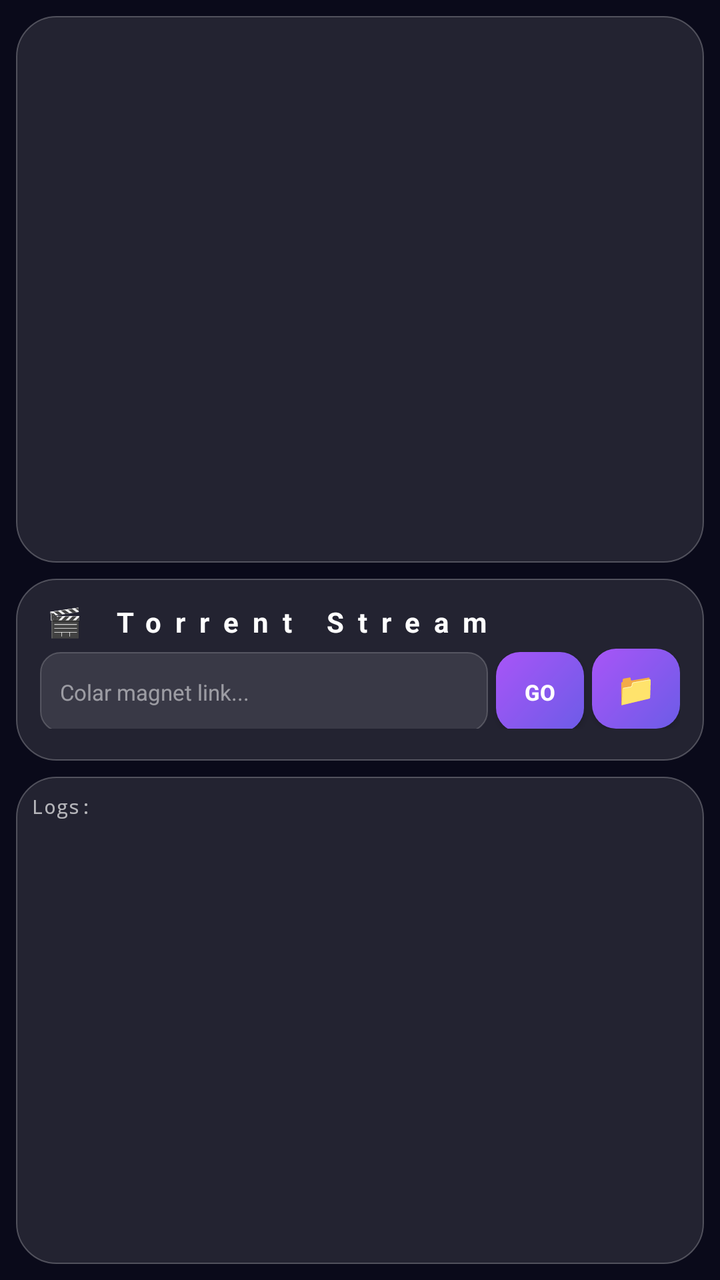
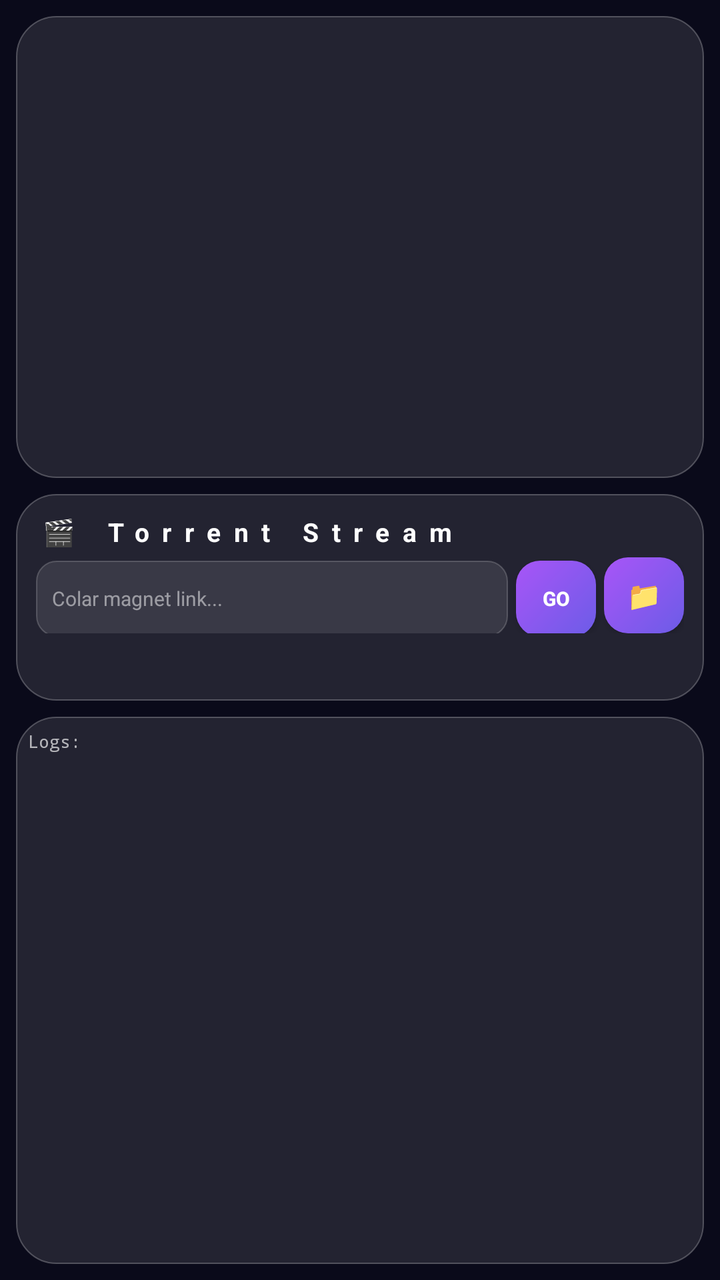

Before-and-after screenshots of an Android layout around one commit, followed by the original layout XML and the change that was made.
<!-- AndroidManifest.xml: application theme AppTheme -->
<!-- res/layout/activity_main.xml -->
<?xml version="1.0" encoding="utf-8"?>
<LinearLayout xmlns:android="http://schemas.android.com/apk/res/android"
    android:layout_width="match_parent"
    android:layout_height="match_parent"
    android:orientation="vertical"
    android:background="#0a0a1a"
    android:padding="8dp">
    
    
    <FrameLayout
        android:layout_width="match_parent"
        android:layout_height="0dp"
        android:layout_weight="45"
        android:layout_marginBottom="8dp"
        android:background="@drawable/glass_bg"
        android:elevation="8dp">
        
        <SurfaceView
            android:id="@+id/video_surface"
            android:layout_width="match_parent"
            android:layout_height="match_parent"
            android:visibility="gone" />
        
        <ProgressBar
            android:id="@+id/spinner_bar"
            android:layout_width="32dp"
            android:layout_height="32dp"
            android:layout_gravity="center"
            android:indeterminateTint="#6c5ce7"
            android:visibility="gone" />
    </FrameLayout>
    
    
    <LinearLayout
        android:layout_width="match_parent"
        android:layout_height="0dp"
        android:layout_weight="15"
        android:orientation="vertical"
        android:background="@drawable/glass_bg"
        android:padding="12dp"
        android:layout_marginBottom="8dp"
        android:elevation="8dp">
        
        <TextView
            android:id="@+id/status_text"
            android:layout_width="match_parent"
            android:layout_height="wrap_content"
            android:text="🎬 Torrent Stream"
            android:textColor="#FFFFFF"
            android:textSize="14sp"
            android:textStyle="bold"
            android:letterSpacing="0.5"
            android:layout_marginBottom="4dp" />
        
        <ProgressBar
            android:id="@+id/buffer_bar"
            style="?android:attr/progressBarStyleHorizontal"
            android:layout_width="match_parent"
            android:layout_height="2dp"
            android:progressTint="#6c5ce7"
            android:progressBackgroundTint="#33FFFFFF"
            android:visibility="gone"
            android:layout_marginBottom="8dp" />
        
        <LinearLayout
            android:layout_width="match_parent"
            android:layout_height="wrap_content"
            android:orientation="horizontal">
            
            <EditText
                android:id="@+id/magnet_input"
                android:layout_width="0dp"
                android:layout_height="40dp"
                android:layout_weight="1"
                android:background="@drawable/input_bg"
                android:hint="Colar magnet link..."
                android:textColorHint="#80FFFFFF"
                android:inputType="textMultiLine"
                android:padding="10dp"
                android:textColor="#FFFFFF"
                android:textSize="11sp" />
            
            <Button
                android:id="@+id/btn_play"
                android:layout_width="44dp"
                android:layout_height="40dp"
                android:layout_marginStart="4dp"
                android:background="@drawable/btn_primary"
                android:text="GO"
                android:textColor="#fff"
                android:textStyle="bold"
                android:textSize="11sp"
                android:elevation="4dp" />
            
            <Button
                android:id="@+id/btn_torrent"
                android:layout_width="44dp"
                android:layout_height="40dp"
                android:layout_marginStart="4dp"
                android:background="@drawable/btn_primary"
                android:text="📁"
                android:textColor="#fff"
                android:textSize="16sp"
                android:elevation="4dp" />
        </LinearLayout>
        
        <LinearLayout
            android:layout_width="match_parent"
            android:layout_height="wrap_content"
            android:orientation="horizontal"
            android:layout_marginTop="8dp">
            
            <Button
                android:id="@+id/btn_watch"
                android:layout_width="0dp"
                android:layout_height="38dp"
                android:layout_weight="1"
                android:background="@drawable/btn_success"
                android:text="▶ ASSISTIR"
                android:textColor="#fff"
                android:textStyle="bold"
                android:textSize="12sp"
                android:visibility="gone"
                android:elevation="4dp" />
            
            <Button
                android:id="@+id/btn_stop"
                android:layout_width="0dp"
                android:layout_height="38dp"
                android:layout_weight="1"
                android:layout_marginStart="6dp"
                android:background="@drawable/btn_danger"
                android:text="⏹ PARAR"
                android:textColor="#fff"
                android:textStyle="bold"
                android:textSize="12sp"
                android:visibility="gone"
                android:elevation="4dp" />
        </LinearLayout>
    </LinearLayout>
    
    
    <ScrollView
        android:layout_width="match_parent"
        android:layout_height="0dp"
        android:layout_weight="40"
        android:background="@drawable/glass_bg"
        android:elevation="8dp">
        
        <TextView
            android:id="@+id/debug_text"
            android:layout_width="match_parent"
            android:layout_height="wrap_content"
            android:text="Logs:"
            android:textColor="#AAFFFFFF"
            android:textSize="10sp"
            android:fontFamily="monospace"
            android:padding="8dp" />
    </ScrollView>
    
</LinearLayout>
<!-- resources referenced by this layout -->
<resources>
  <!-- drawable btn_danger (drawable) -->
  <?xml version="1.0" encoding="utf-8"?>
  <shape xmlns:android="http://schemas.android.com/apk/res/android">
      <solid android:color="#33ffffff" />
      <corners android:radius="12dp" />
      <stroke android:width="0.5dp" android:color="#44ffffff" />
  </shape>
  <!-- drawable btn_primary (drawable) -->
  <?xml version="1.0" encoding="utf-8"?>
  <shape xmlns:android="http://schemas.android.com/apk/res/android">
      <gradient android:startColor="#6c5ce7" android:endColor="#a855f7" android:angle="135" />
      <corners android:radius="12dp" />
  </shape>
  <!-- drawable btn_success (drawable) -->
  <?xml version="1.0" encoding="utf-8"?>
  <shape xmlns:android="http://schemas.android.com/apk/res/android">
      <gradient android:startColor="#00b894" android:endColor="#00cec9" android:angle="135" />
      <corners android:radius="12dp" />
  </shape>
  <!-- drawable glass_bg (drawable) -->
  <?xml version="1.0" encoding="utf-8"?>
  <shape xmlns:android="http://schemas.android.com/apk/res/android">
      <solid android:color="#1AFFFFFF" />
      <corners android:radius="20dp" />
      <stroke
          android:width="0.5dp"
          android:color="#40FFFFFF" />
  </shape>
  <!-- drawable input_bg (drawable) -->
  <?xml version="1.0" encoding="utf-8"?>
  <shape xmlns:android="http://schemas.android.com/apk/res/android">
      <solid android:color="#1AFFFFFF" />
      <corners android:radius="10dp" />
      <stroke
          android:width="0.5dp"
          android:color="#30FFFFFF" />
  </shape>
  <style name="AppTheme" parent="Theme.AppCompat.NoActionBar">
          <item name="android:windowBackground">@color/background</item>
          <item name="android:statusBarColor">@color/background</item>
          <item name="android:navigationBarColor">@color/background</item>
          <item name="colorPrimary">@color/primary</item>
          <item name="colorPrimaryDark">@color/primary_dark</item>
          <item name="colorAccent">@color/accent</item>
      </style>
  <color name="background">#0a0a0f</color>
  <color name="primary">#6c5ce7</color>
  <color name="primary_dark">#5a4bd1</color>
  <color name="accent">#00b894</color>
</resources>

<!-- the commit's change to res/layout/activity_main.xml (unified diff, before → after) -->
@@ -10,21 +10,23 @@
     <FrameLayout
         android:layout_width="match_parent"
         android:layout_height="0dp"
-        android:layout_weight="45"
+        android:layout_weight="38"
         android:layout_marginBottom="8dp"
         android:background="@drawable/glass_bg"
-        android:elevation="8dp">
+        android:elevation="8dp"
+        android:padding="4dp">
         
         <SurfaceView
             android:id="@+id/video_surface"
             android:layout_width="match_parent"
             android:layout_height="match_parent"
+            android:layout_gravity="center"
             android:visibility="gone" />
         
         <ProgressBar
             android:id="@+id/spinner_bar"
-            android:layout_width="32dp"
-            android:layout_height="32dp"
+            android:layout_width="28dp"
+            android:layout_height="28dp"
             android:layout_gravity="center"
             android:indeterminateTint="#6c5ce7"
             android:visibility="gone" />
@@ -34,10 +36,10 @@
     <LinearLayout
         android:layout_width="match_parent"
         android:layout_height="0dp"
-        android:layout_weight="15"
+        android:layout_weight="17"
         android:orientation="vertical"
         android:background="@drawable/glass_bg"
-        android:padding="12dp"
+        android:padding="10dp"
         android:layout_marginBottom="8dp"
         android:elevation="8dp">
         
@@ -47,10 +49,12 @@
             android:layout_height="wrap_content"
             android:text="🎬 Torrent Stream"
             android:textColor="#FFFFFF"
-            android:textSize="14sp"
+            android:textSize="13sp"
             android:textStyle="bold"
             android:letterSpacing="0.5"
-            android:layout_marginBottom="4dp" />
+            android:layout_marginBottom="4dp"
+            android:singleLine="true"
+            android:ellipsize="end" />
         
         <ProgressBar
             android:id="@+id/buffer_bar"
@@ -60,7 +64,7 @@
             android:progressTint="#6c5ce7"
             android:progressBackgroundTint="#33FFFFFF"
             android:visibility="gone"
-            android:layout_marginBottom="8dp" />
+            android:layout_marginBottom="6dp" />
         
         <LinearLayout
             android:layout_width="match_parent"
@@ -70,37 +74,37 @@
             <EditText
                 android:id="@+id/magnet_input"
                 android:layout_width="0dp"
-                android:layout_height="40dp"
+                android:layout_height="38dp"
                 android:layout_weight="1"
                 android:background="@drawable/input_bg"
                 android:hint="Colar magnet link..."
                 android:textColorHint="#80FFFFFF"
                 android:inputType="textMultiLine"
-                android:padding="10dp"
+                android:padding="8dp"
                 android:textColor="#FFFFFF"
-                android:textSize="11sp" />
+                android:textSize="10sp" />
             
             <Button
                 android:id="@+id/btn_play"
-                android:layout_width="44dp"
-                android:layout_height="40dp"
+                android:layout_width="40dp"
+                android:layout_height="38dp"
                 android:layout_marginStart="4dp"
                 android:background="@drawable/btn_primary"
                 android:text="GO"
                 android:textColor="#fff"
                 android:textStyle="bold"
-                android:textSize="11sp"
+                android:textSize="10sp"
                 android:elevation="4dp" />
             
             <Button
                 android:id="@+id/btn_torrent"
-                android:layout_width="44dp"
-                android:layout_height="40dp"
+                android:layout_width="40dp"
+                android:layout_height="38dp"
                 android:layout_marginStart="4dp"
                 android:background="@drawable/btn_primary"
                 android:text="📁"
                 android:textColor="#fff"
-                android:textSize="16sp"
+                android:textSize="14sp"
                 android:elevation="4dp" />
         </LinearLayout>
         
@@ -108,32 +112,32 @@
             android:layout_width="match_parent"
             android:layout_height="wrap_content"
             android:orientation="horizontal"
-            android:layout_marginTop="8dp">
+            android:layout_marginTop="6dp">
             
             <Button
                 android:id="@+id/btn_watch"
                 android:layout_width="0dp"
-                android:layout_height="38dp"
+                android:layout_height="34dp"
                 android:layout_weight="1"
                 android:background="@drawable/btn_success"
                 android:text="▶ ASSISTIR"
                 android:textColor="#fff"
                 android:textStyle="bold"
-                android:textSize="12sp"
+                android:textSize="11sp"
                 android:visibility="gone"
                 android:elevation="4dp" />
             
             <Button
                 android:id="@+id/btn_stop"
                 android:layout_width="0dp"
-                android:layout_height="38dp"
+                android:layout_height="34dp"
                 android:layout_weight="1"
-                android:layout_marginStart="6dp"
+                android:layout_marginStart="4dp"
                 android:background="@drawable/btn_danger"
                 android:text="⏹ PARAR"
                 android:textColor="#fff"
                 android:textStyle="bold"
-                android:textSize="12sp"
+                android:textSize="11sp"
                 android:visibility="gone"
                 android:elevation="4dp" />
         </LinearLayout>
@@ -143,7 +147,7 @@
     <ScrollView
         android:layout_width="match_parent"
         android:layout_height="0dp"
-        android:layout_weight="40"
+        android:layout_weight="45"
         android:background="@drawable/glass_bg"
         android:elevation="8dp">
         
@@ -153,9 +157,9 @@
             android:layout_height="wrap_content"
             android:text="Logs:"
             android:textColor="#AAFFFFFF"
-            android:textSize="10sp"
+            android:textSize="9sp"
             android:fontFamily="monospace"
-            android:padding="8dp" />
+            android:padding="6dp" />
     </ScrollView>
     
 </LinearLayout>
